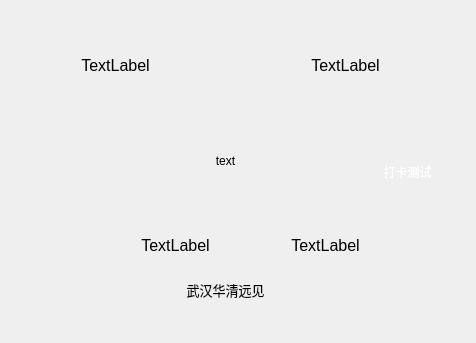
Before: the Qt Designer form Qtclient/showOne.ui in shangdiuser/Qtclient, drawn with Qt 5.
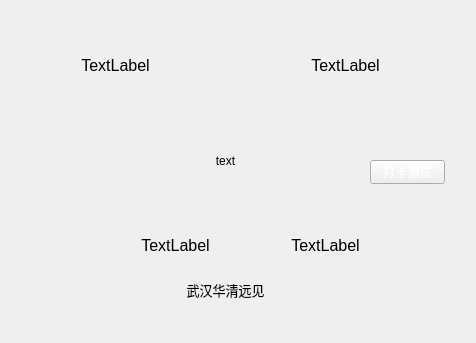
After: the same form once the commit is applied. Icons and pictures are not drawn.

```diff
--- a/Qtclient/showOne.ui
+++ b/Qtclient/showOne.ui
@@ -19,7 +19,33 @@
   </property>
   <widget class="QWidget" name="centralWidget">
    <property name="styleSheet">
-    <string notr="true"/>
+    <string notr="true">QPushButton:hover {
+    background-color: yellow;
+}
+
+QPushButton:pressed {
+    background-color: red;
+}
+
+QPushButton:hover:pressed {
+    background-color: blue;
+}
+
+
+#pushButton{
+
+ color: white;
+}
+
+QLabel{
+color: black;
+}
+
+line{
+background-color: transparent; 
+border: none;
+}
+</string>
    </property>
    <widget class="QLabel" name="label">
     <property name="geometry">
@@ -167,11 +193,7 @@
      </rect>
     </property>
     <property name="styleSheet">
-     <string notr="true">#pushButton{
-background-color: transparent; 
-border: none;
- color: white;
-}</string>
+     <string notr="true"/>
     </property>
     <property name="text">
      <string>打卡测试</string>
```
